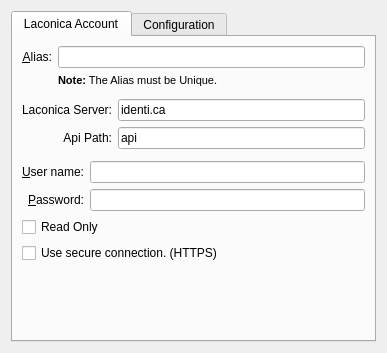
This is microblogs/laconica/laconicaeditaccount_base.ui in KDE/choqok as Qt 5 draws it before an edit. The edited form follows.
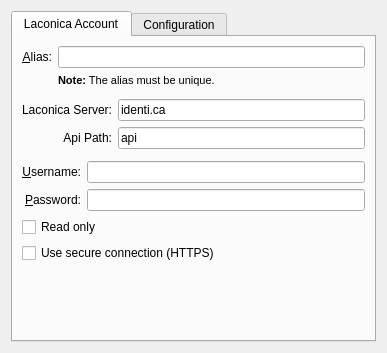
This is the edited form. Custom widgets are drawn as their Qt base class.

```diff
--- a/microblogs/laconica/laconicaeditaccount_base.ui
+++ b/microblogs/laconica/laconicaeditaccount_base.ui
@@ -59,7 +59,7 @@
 &lt;html&gt;&lt;head&gt;&lt;meta name=&quot;qrichtext&quot; content=&quot;1&quot; /&gt;&lt;style type=&quot;text/css&quot;&gt;
 p, li { white-space: pre-wrap; }
 &lt;/style&gt;&lt;/head&gt;&lt;body style=&quot; font-family:'DejaVu Sans'; font-size:9pt; font-weight:400; font-style:normal;&quot;&gt;
-&lt;p style=&quot; margin-top:0px; margin-bottom:0px; margin-left:0px; margin-right:0px; -qt-block-indent:0; text-indent:0px;&quot;&gt;&lt;span style=&quot; font-size:8pt; font-weight:600;&quot;&gt;Note:&lt;/span&gt;&lt;span style=&quot; font-size:8pt;&quot;&gt; The Alias must be Unique.&lt;/span&gt;&lt;/p&gt;&lt;/body&gt;&lt;/html&gt;</string>
+&lt;p style=&quot; margin-top:0px; margin-bottom:0px; margin-left:0px; margin-right:0px; -qt-block-indent:0; text-indent:0px;&quot;&gt;&lt;span style=&quot; font-size:8pt; font-weight:600;&quot;&gt;Note:&lt;/span&gt;&lt;span style=&quot; font-size:8pt;&quot;&gt; The alias must be unique.&lt;/span&gt;&lt;/p&gt;&lt;/body&gt;&lt;/html&gt;</string>
            </property>
            <property name="alignment">
             <set>Qt::AlignLeading|Qt::AlignLeft|Qt::AlignTop</set>
@@ -120,7 +120,7 @@
          <item row="0" column="0">
           <widget class="QLabel" name="textLabel1">
            <property name="text">
-            <string>&amp;User name:</string>
+            <string>&amp;Username:</string>
            </property>
            <property name="alignment">
             <set>Qt::AlignRight|Qt::AlignTrailing|Qt::AlignVCenter</set>
@@ -168,14 +168,14 @@
        <item>
         <widget class="QCheckBox" name="kcfg_readonly">
          <property name="text">
-          <string>Read Only</string>
+          <string>Read only</string>
          </property>
         </widget>
        </item>
        <item>
         <widget class="QCheckBox" name="kcfg_secure">
          <property name="text">
-          <string>Use secure connection. (HTTPS)</string>
+          <string>Use secure connection (HTTPS)</string>
          </property>
         </widget>
        </item>
```
Left out of the diff: 2 changed lines with no effect on the pictures.
